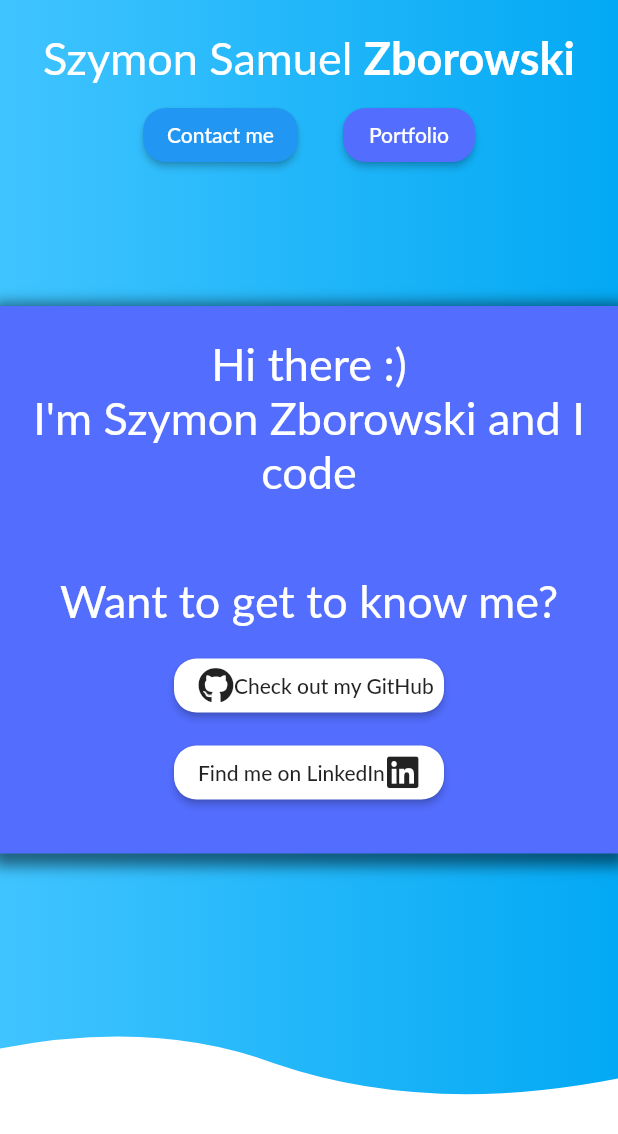
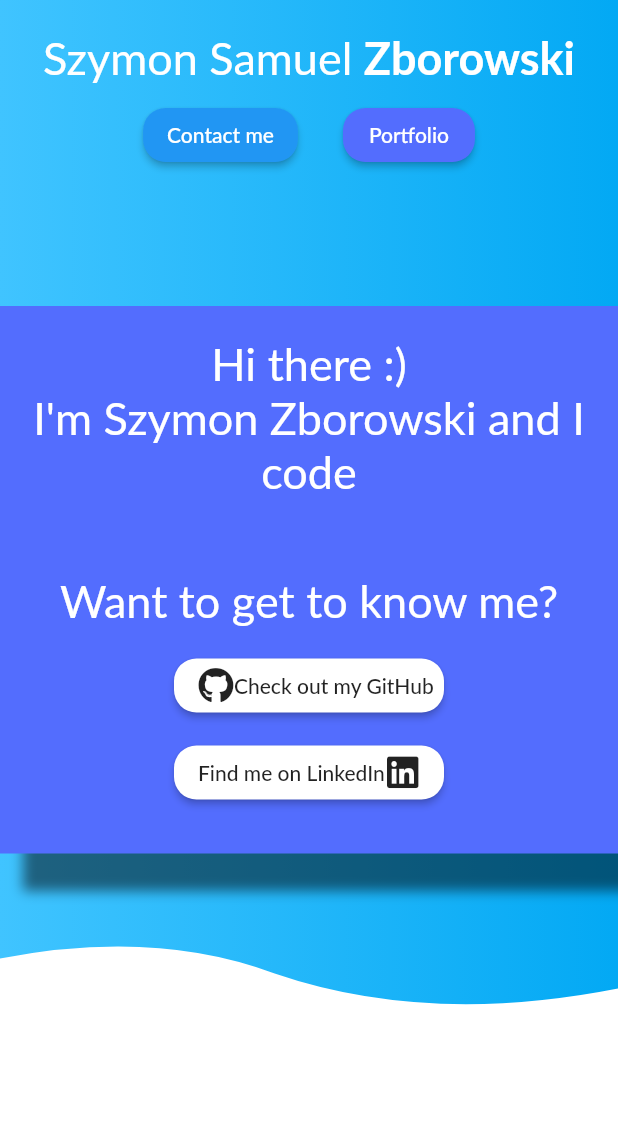
Before and after one commit to ZoltePudeleczko/MyHomepage-Source, a Flutter app: the screen it shows after launch, on a phone screen of 412 x 824 dp. Shown: the top 1134 px of the screen. Run offline on Flutter 3.47's test engine with Material 2 defaults, Android fonts, the light colour scheme and no system bars; our stand-ins replace flutter_icons; missing offline and left inert: dart:html; Roboto replaces fonts that are missing (Lato).

Commit message:
Changes to mainpage's box, desktop minimal width set to 1200

```diff
--- a/lib/Mainpage/mainpage.dart
+++ b/lib/Mainpage/mainpage.dart
@@ -7,7 +7,7 @@ class Mainpage extends StatelessWidget {
   Widget build(BuildContext context) {
     return LayoutBuilder(
         builder: (context, constraints) {
-          if (constraints.maxWidth > 1400) { // Big Desktop
+          if (constraints.maxWidth > 1200) { // Big Desktop
             return DesktopMainpage();
           } else { // Mobile
             return MobileMainpage();
@@ -21,10 +21,11 @@ class DesktopMainpage extends StatelessWidget {
   @override
   Widget build(BuildContext context) {
     return Padding(
-      padding: const EdgeInsets.symmetric(
-        vertical: 60.0,
-        horizontal: 150.0,
+      padding: const EdgeInsets.only(
+        top: 60.0,
       ),
+      child: SizedBox(
+        width: 1200,
         child: Container(
           decoration: BoxDecoration(
             color: Colors.indigoAccent,
@@ -32,8 +33,8 @@ class DesktopMainpage extends StatelessWidget {
               BoxShadow(
                 color: Colors.black.withOpacity(0.5),
                 spreadRadius: 5,
-              blurRadius: 7,
-              offset: Offset(0, 3), // changes position of shadow
+                blurRadius: 6,
+                offset: Offset(20, 20),
               ),
             ],
           ),
@@ -94,6 +95,7 @@ class DesktopMainpage extends StatelessWidget {
             ],
           )
         ),
+      ),
     );
   }
 }
@@ -102,8 +104,8 @@ class MobileMainpage extends StatelessWidget {
   @override
   Widget build(BuildContext context) {
     return Padding(
-      padding: const EdgeInsets.symmetric(
-        vertical: 60.0,
+      padding: const EdgeInsets.only(
+        top: 60.0,
       ),
       child: Container(
           decoration: BoxDecoration(
@@ -112,8 +114,8 @@ class MobileMainpage extends StatelessWidget {
               BoxShadow(
                 color: Colors.black.withOpacity(0.5),
                 spreadRadius: 5,
-                blurRadius: 7,
-                offset: Offset(0, 3), // changes position of shadow
+                blurRadius: 6,
+                offset: Offset(20, 20),
               ),
             ],
           ),
--- a/lib/Navbar/navbar.dart
+++ b/lib/Navbar/navbar.dart
@@ -6,7 +6,7 @@ class Navbar extends StatelessWidget {
   Widget build(BuildContext context) {
     return LayoutBuilder(
       builder: (context, constraints) {
-        if (constraints.maxWidth > 1400) { // Big Desktop
+        if (constraints.maxWidth > 1200) { // Big Desktop
           return DesktopNavbar();
         } else { // Mobile
           return MobileNavbar();
--- a/lib/Portfolio/portfolio.dart
+++ b/lib/Portfolio/portfolio.dart
@@ -6,7 +6,7 @@ class Portfolio extends StatelessWidget {
   Widget build(BuildContext context) {
     return LayoutBuilder(
         builder: (context, constraints) {
-          if (constraints.maxWidth > 1400) { // Big Desktop
+          if (constraints.maxWidth > 1200) { // Big Desktop
             return Padding(
               padding: const EdgeInsets.only(
                   top: 200,
```
Lines whose indentation alone changed are shown as unchanged.
